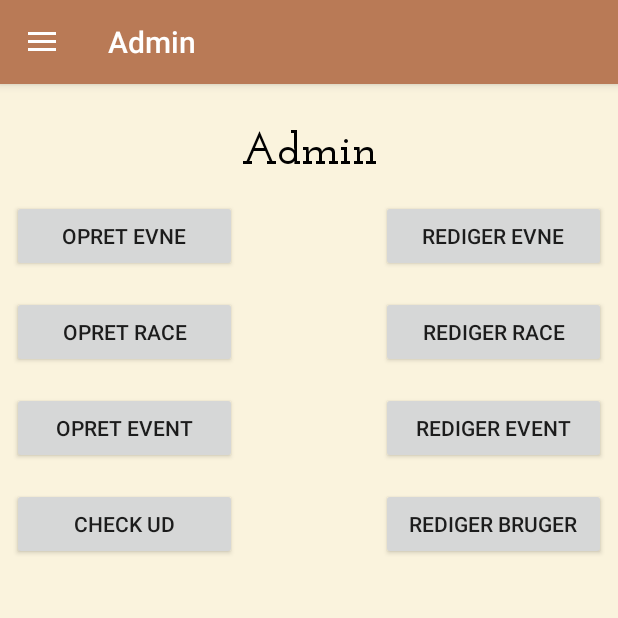
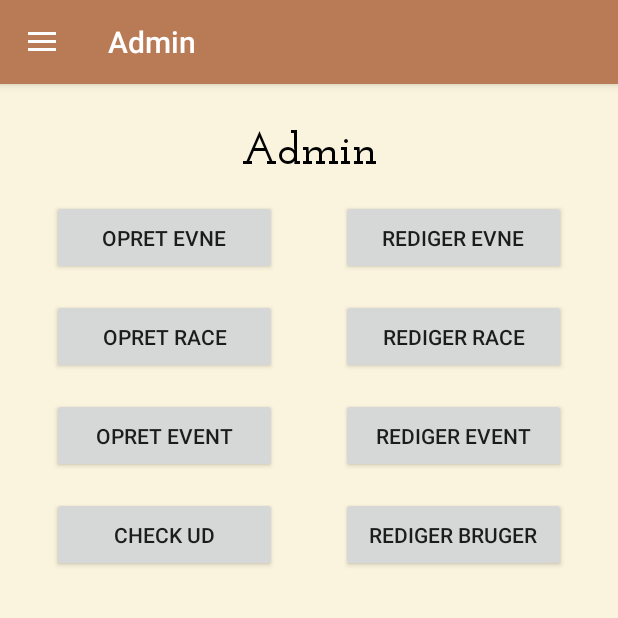
Before and after one commit to lizator/DragernesDal, an Android app: the AdminFragment screen opened through its navigation route, on a phone screen of 412 x 824 dp, the top half of it. Run offline under Robolectric (Android 15) with nearby library versions, the phone set to English and light mode, and no system bars; our stand-ins replace navigation-ui; network calls fail; 1 statement that could not run was skipped.

Commit message:
AdminView knapper tilføjet

```diff
--- a/app/src/main/java/com/rbyte/dragernesdal/ui/admin/AdminFragment.java
+++ b/app/src/main/java/com/rbyte/dragernesdal/ui/admin/AdminFragment.java
@@ -5,7 +5,9 @@ import android.util.Log;
 import android.view.LayoutInflater;
 import android.view.View;
 import android.view.ViewGroup;
+import android.widget.Button;
 import android.widget.TextView;
+import android.widget.Toast;
 
 import androidx.activity.OnBackPressedCallback;
 import androidx.annotation.NonNull;
@@ -18,18 +20,37 @@ import androidx.navigation.Navigation;
 
 import com.rbyte.dragernesdal.R;
 
-public class AdminFragment extends Fragment {
+public class AdminFragment extends Fragment implements View.OnClickListener{
 
 
     //TODO: Se Figma
 
     private AdminViewModel adminViewModel;
+    private Button btn_createSkill, btn_editSkill, btn_createRace, btn_editRace, btn_createEvent, btn_editEvent, btn_checkOut, btn_editUser;
 
     public View onCreateView(@NonNull LayoutInflater inflater,
                              ViewGroup container, Bundle savedInstanceState) {
         adminViewModel =
                 new ViewModelProvider(this).get(AdminViewModel.class);
         View root = inflater.inflate(R.layout.fragment_admin, container, false);
+
+        btn_createSkill = root.findViewById(R.id.button_create_skill);
+        btn_createSkill.setOnClickListener(this);
+        btn_editSkill = root.findViewById(R.id.button_edit_skill);
+        btn_editSkill.setOnClickListener(this);
+        btn_createRace = root.findViewById(R.id.button_create_race);
+        btn_createRace.setOnClickListener(this);
+        btn_editRace = root.findViewById(R.id.button_edit_race);
+        btn_editRace.setOnClickListener(this);
+        btn_createEvent = root.findViewById(R.id.button_create_event);
+        btn_createEvent.setOnClickListener(this);
+        btn_editEvent = root.findViewById(R.id.button_edit_event);
+        btn_editEvent.setOnClickListener(this);
+        btn_checkOut = root.findViewById(R.id.button_checkout);
+        btn_checkOut.setOnClickListener(this);
+        btn_editUser = root.findViewById(R.id.button_edit_user);
+        btn_editUser.setOnClickListener(this);
+
 
 
         OnBackPressedCallback callback = new OnBackPressedCallback(true /* enabled by default */) {
@@ -43,4 +64,46 @@ public class AdminFragment extends Fragment {
         requireActivity().getOnBackPressedDispatcher().addCallback(getViewLifecycleOwner(), callback);
         return root;
     }
+
+    private void clickedOnToast(String msg){
+        Toast.makeText(getContext(),"Klikket på: " + msg,Toast.LENGTH_SHORT).show();
+    }
+
+    @Override
+    public void onClick(View v) {
+        switch (v.getId()){
+            case R.id.button_create_skill:
+                clickedOnToast("Opret evne");
+                Log.d("AdminView","Clicked on create skill");
+                break;
+            case R.id.button_edit_skill:
+                clickedOnToast("Rediger evne");
+                Log.d("AdminView","Clicked on edit skill");
+                break;
+            case R.id.button_create_race:
+                clickedOnToast("Opret race");
+                Log.d("AdminView","Clicked on create race");
+                break;
+            case R.id.button_edit_race:
+                clickedOnToast("Rediger race");
+                Log.d("AdminView","Clicked on edit race");
+                break;
+            case R.id.button_create_event:
+                clickedOnToast("Opret event");
+                Log.d("AdminView","Clicked on create event");
+                break;
+            case R.id.button_edit_event:
+                clickedOnToast("Rediger event");
+                Log.d("AdminView","Clicked on edit event");
+                break;
+            case R.id.button_checkout:
+                clickedOnToast("Check ud");
+                Log.d("AdminView","Clicked on check out");
+                break;
+            case R.id.button_edit_user:
+                clickedOnToast("Rediger bruger");
+                Log.d("AdminView","Clicked on edit user");
+                break;
+        }
+    }
 }
--- a/app/src/main/res/layout/fragment_admin.xml
+++ b/app/src/main/res/layout/fragment_admin.xml
@@ -23,97 +23,104 @@
     <Button
         android:id="@+id/button_create_skill"
         android:layout_width="150dp"
-        android:layout_height="wrap_content"
+        android:layout_height="50dp"
         android:layout_marginStart="8dp"
         android:layout_marginTop="16dp"
         android:text="@string/opret_evne"
-        app:layout_constraintEnd_toEndOf="parent"
-        app:layout_constraintHorizontal_bias="0.0"
+        app:layout_constraintEnd_toStartOf="@+id/button_edit_skill"
+        app:layout_constraintHorizontal_bias="0.5"
         app:layout_constraintStart_toStartOf="parent"
         app:layout_constraintTop_toBottomOf="@+id/textAdmin" />
 
     <Button
         android:id="@+id/button_edit_skill"
         android:layout_width="150dp"
-        android:layout_height="wrap_content"
+        android:layout_height="50dp"
+        android:layout_marginStart="16dp"
         android:layout_marginTop="16dp"
         android:layout_marginEnd="8dp"
         android:text="@string/rediger_evne"
         app:layout_constraintEnd_toEndOf="parent"
-        app:layout_constraintHorizontal_bias="1.0"
-        app:layout_constraintStart_toStartOf="parent"
+        app:layout_constraintHorizontal_bias="0.5"
+        app:layout_constraintStart_toEndOf="@+id/button_create_skill"
         app:layout_constraintTop_toBottomOf="@+id/textAdmin" />
 
     <Button
         android:id="@+id/button_create_race"
         android:layout_width="150dp"
-        android:layout_height="wrap_content"
+        android:layout_height="50dp"
         android:layout_marginStart="8dp"
         android:layout_marginTop="16dp"
         android:text="@string/opret_race"
         app:layout_constraintEnd_toEndOf="parent"
-        app:layout_constraintHorizontal_bias="0.0"
+        app:layout_constraintEnd_toStartOf="@+id/button_edit_race"
+        app:layout_constraintHorizontal_bias="0.5"
         app:layout_constraintStart_toStartOf="parent"
         app:layout_constraintTop_toBottomOf="@+id/button_create_skill" />
 
     <Button
         android:id="@+id/button_edit_race"
         android:layout_width="150dp"
-        android:layout_height="wrap_content"
+        android:layout_height="50dp"
+        android:layout_marginStart="16dp"
         android:layout_marginTop="16dp"
         android:layout_marginEnd="8dp"
         android:text="@string/rediger_race"
         app:layout_constraintEnd_toEndOf="parent"
-        app:layout_constraintHorizontal_bias="1.0"
-        app:layout_constraintStart_toStartOf="parent"
+        app:layout_constraintHorizontal_bias="0.5"
+        app:layout_constraintStart_toEndOf="@+id/button_create_race"
         app:layout_constraintTop_toBottomOf="@+id/button_edit_skill" />
 
     <Button
         android:id="@+id/button_create_event"
         android:layout_width="150dp"
-        android:layout_height="wrap_content"
+        android:layout_height="50dp"
         android:layout_marginStart="8dp"
         android:layout_marginTop="16dp"
         android:text="@string/opret_event"
         app:layout_constraintEnd_toEndOf="parent"
-        app:layout_constraintHorizontal_bias="0.0"
+        app:layout_constraintEnd_toStartOf="@+id/button_edit_event"
+        app:layout_constraintHorizontal_bias="0.5"
         app:layout_constraintStart_toStartOf="parent"
         app:layout_constraintTop_toBottomOf="@+id/button_create_race" />
 
     <Button
         android:id="@+id/button_edit_event"
         android:layout_width="150dp"
-        android:layout_height="wrap_content"
+        android:layout_height="50dp"
+        android:layout_marginStart="16dp"
         android:layout_marginTop="16dp"
         android:layout_marginEnd="8dp"
         android:text="@string/rediger_event"
         app:layout_constraintEnd_toEndOf="parent"
-        app:layout_constraintHorizontal_bias="1.0"
-        app:layout_constraintStart_toStartOf="parent"
+        app:layout_constraintHorizontal_bias="0.5"
+        app:layout_constraintStart_toEndOf="@+id/button_create_event"
         app:layout_constraintTop_toBottomOf="@+id/button_edit_race" />
 
     <Button
         android:id="@+id/button_checkout"
         android:layout_width="150dp"
-        android:layout_height="wrap_content"
+        android:layout_height="50dp"
         android:layout_marginStart="8dp"
         android:layout_marginTop="16dp"
         android:text="@string/check_ud"
         app:layout_constraintEnd_toEndOf="parent"
-        app:layout_constraintHorizontal_bias="0.0"
+        app:layout_constraintEnd_toStartOf="@+id/button_edit_user"
+        app:layout_constraintHorizontal_bias="0.5"
         app:layout_constraintStart_toStartOf="parent"
         app:layout_constraintTop_toBottomOf="@+id/button_create_event" />
 
     <Button
         android:id="@+id/button_edit_user"
         android:layout_width="150dp"
-        android:layout_height="wrap_content"
+        android:layout_height="50dp"
+        android:layout_marginStart="16dp"
         android:layout_marginTop="16dp"
         android:layout_marginEnd="8dp"
         android:text="@string/rediger_bruger"
         app:layout_constraintEnd_toEndOf="parent"
-        app:layout_constraintHorizontal_bias="1.0"
-        app:layout_constraintStart_toStartOf="parent"
+        app:layout_constraintHorizontal_bias="0.0"
+        app:layout_constraintStart_toEndOf="@+id/button_checkout"
         app:layout_constraintTop_toBottomOf="@+id/button_edit_event" />
 
 </androidx.constraintlayout.widget.ConstraintLayout>
```
